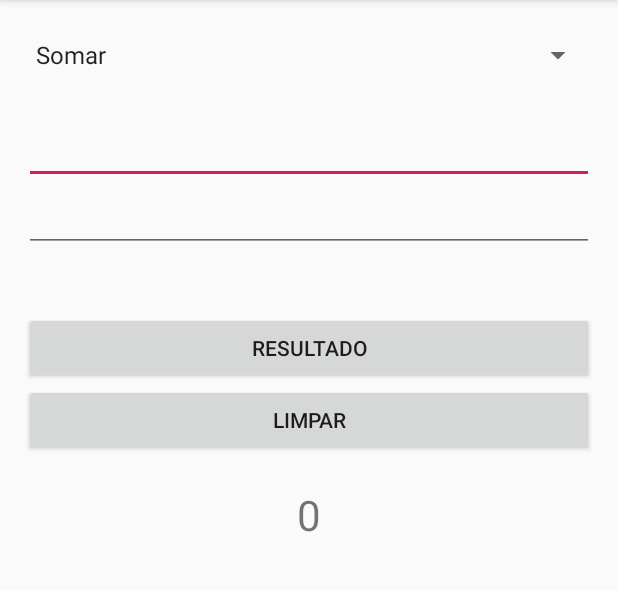
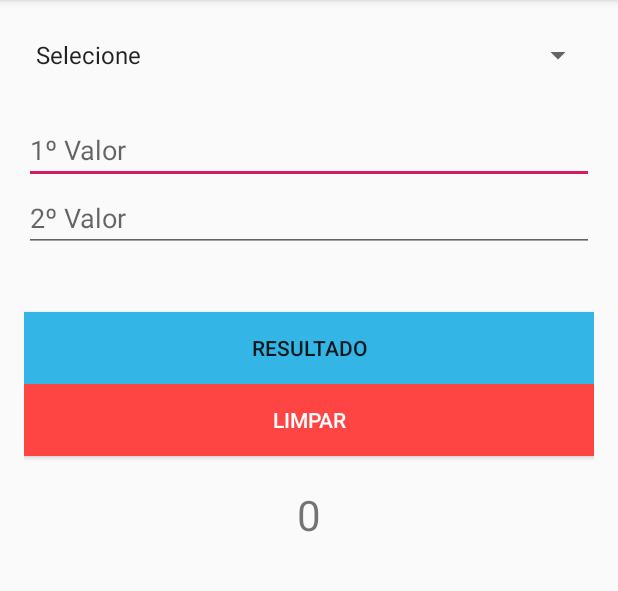
Before and after one commit to cunhamuril/desenvolvimento-android, an Android app: the screen it shows after launch (MainActivity), on a phone screen of 412 x 824 dp, the part 84-675 px from its top. Run offline under Robolectric (Android 15) with nearby library versions, the phone set to English and light mode, and no system bars.

Commit message:
aula03
melhorias no app calculadora

```diff
--- a/Calculadora/app/src/main/res/layout/activity_main.xml
+++ b/Calculadora/app/src/main/res/layout/activity_main.xml
@@ -23,6 +23,7 @@
         android:layout_width="match_parent"
         android:layout_height="wrap_content"
         android:ems="10"
+        android:hint="1º Valor"
         android:inputType="number" />
 
     <EditText
@@ -30,6 +31,7 @@
         android:layout_width="match_parent"
         android:layout_height="wrap_content"
         android:ems="10"
+        android:hint="2º Valor"
         android:inputType="number" />
 
     <Button
@@ -37,13 +39,16 @@
         android:layout_width="match_parent"
         android:layout_height="wrap_content"
         android:layout_marginTop="40dp"
-        android:text="Resultado" />
+        android:text="Resultado"
+        android:background="@android:color/holo_blue_light"/>
 
     <Button
         android:id="@+id/btnLimpar"
         android:layout_width="match_parent"
         android:layout_height="wrap_content"
-        android:text="Limpar" />
+        android:text="Limpar"
+        android:background="@android:color/holo_red_light"
+        android:textColor="@android:color/background_light"/>
 
     <TextView
         android:id="@+id/txtResultado"
--- a/Calculadora/app/src/main/res/values/strings.xml
+++ b/Calculadora/app/src/main/res/values/strings.xml
@@ -1,6 +1,7 @@
 <resources>
     <string name="app_name">Calculadora</string>
     <string-array name="mtOperacoes">
+        <item>Selecione</item>
         <item>Somar</item>
         <item>Subtrair</item>
         <item>Multiplicar</item>
```
Also changed, not shown: Calculadora/app/src/main/java/com/exercicio/calculadora/MainActivity.java (+28 -6 lines).
